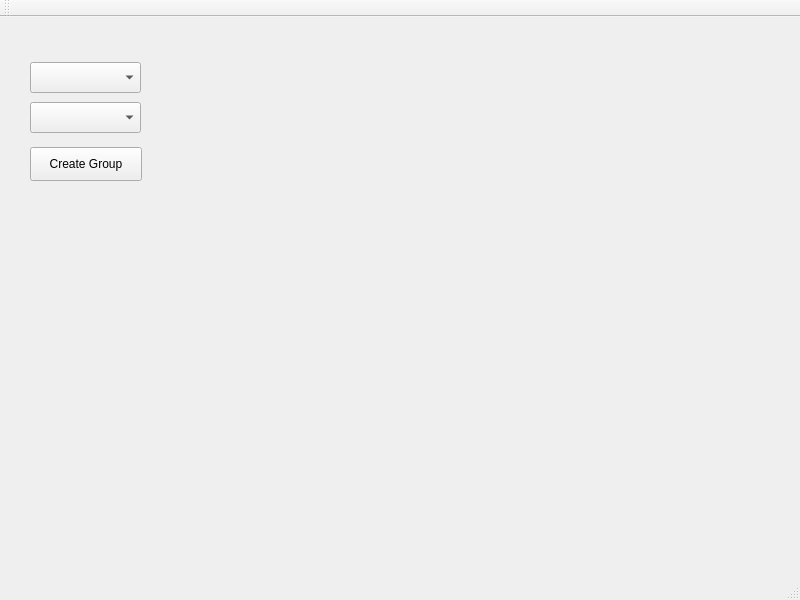
This is StudyGroupFormer/AppWindow.ui in vu035/StudyGroupApp as Qt 5 draws it before an edit. The edited form follows.
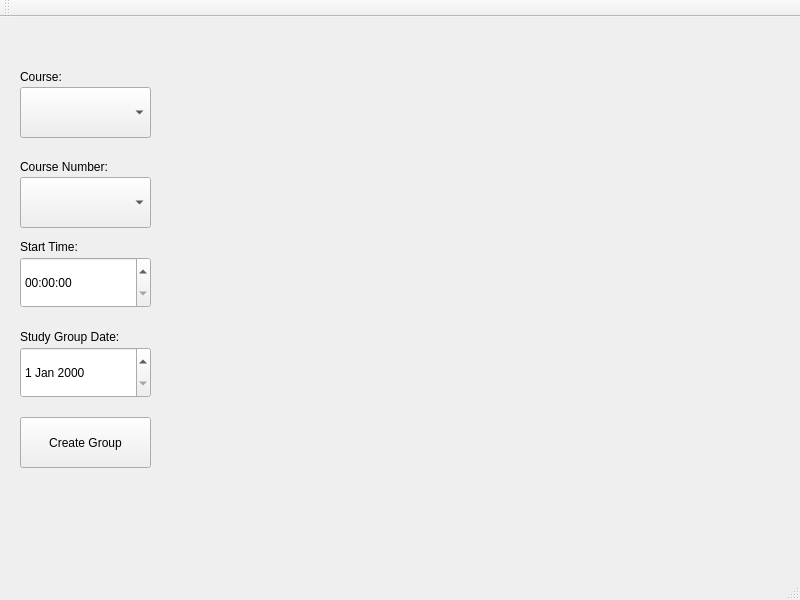
This is the edited form.

Commit message: Changed the UI layout of the APPWINDOW page, added widgets to get the date of the group, and the start time, store them as variables, and then passing them into postCreateGroup to create the groups in the database (still not visible to the user)

Diff of the .ui file:
```diff
--- a/StudyGroupFormer/AppWindow.ui
+++ b/StudyGroupFormer/AppWindow.ui
@@ -17,36 +17,108 @@
    <widget class="QComboBox" name="courseNameComboBox">
     <property name="geometry">
      <rect>
-      <x>30</x>
-      <y>45</y>
-      <width>111</width>
-      <height>31</height>
+      <x>20</x>
+      <y>70</y>
+      <width>131</width>
+      <height>51</height>
      </rect>
     </property>
    </widget>
    <widget class="QComboBox" name="courseNumberComboBox">
     <property name="geometry">
      <rect>
-      <x>30</x>
-      <y>85</y>
-      <width>111</width>
-      <height>31</height>
+      <x>20</x>
+      <y>160</y>
+      <width>131</width>
+      <height>51</height>
      </rect>
     </property>
    </widget>
    <widget class="QPushButton" name="createGroup">
     <property name="geometry">
      <rect>
-      <x>30</x>
-      <y>130</y>
-      <width>112</width>
-      <height>34</height>
+      <x>20</x>
+      <y>400</y>
+      <width>131</width>
+      <height>51</height>
      </rect>
     </property>
     <property name="text">
      <string>Create Group</string>
     </property>
    </widget>
+   <widget class="QTimeEdit" name="startTimeWidget">
+    <property name="geometry">
+     <rect>
+      <x>20</x>
+      <y>240</y>
+      <width>131</width>
+      <height>51</height>
+     </rect>
+    </property>
+   </widget>
+   <widget class="QLabel" name="courseNameLabel">
+    <property name="geometry">
+     <rect>
+      <x>20</x>
+      <y>50</y>
+      <width>61</width>
+      <height>19</height>
+     </rect>
+    </property>
+    <property name="text">
+     <string>Course:</string>
+    </property>
+   </widget>
+   <widget class="QLabel" name="courseNumberLabel">
+    <property name="geometry">
+     <rect>
+      <x>20</x>
+      <y>140</y>
+      <width>121</width>
+      <height>19</height>
+     </rect>
+    </property>
+    <property name="text">
+     <string>Course Number:</string>
+    </property>
+   </widget>
+   <widget class="QLabel" name="startTimeLabel">
+    <property name="geometry">
+     <rect>
+      <x>20</x>
+      <y>220</y>
+      <width>91</width>
+      <height>19</height>
+     </rect>
+    </property>
+    <property name="text">
+     <string>Start Time:</string>
+    </property>
+   </widget>
+   <widget class="QDateEdit" name="dateOfStudyWidget">
+    <property name="geometry">
+     <rect>
+      <x>20</x>
+      <y>330</y>
+      <width>131</width>
+      <height>51</height>
+     </rect>
+    </property>
+   </widget>
+   <widget class="QLabel" name="label">
+    <property name="geometry">
+     <rect>
+      <x>20</x>
+      <y>310</y>
+      <width>131</width>
+      <height>19</height>
+     </rect>
+    </property>
+    <property name="text">
+     <string>Study Group Date:</string>
+    </property>
+   </widget>
   </widget>
   <widget class="QMenuBar" name="menuBar">
    <property name="geometry">
```
The commit also changes 2 other files.
